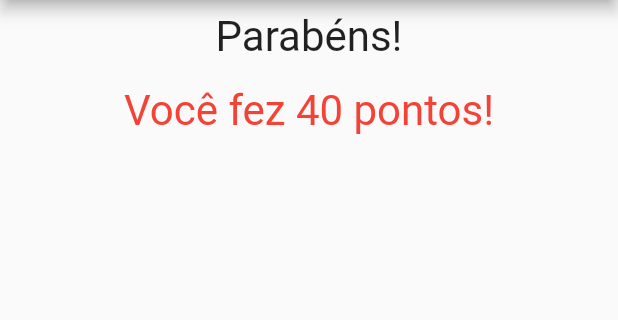
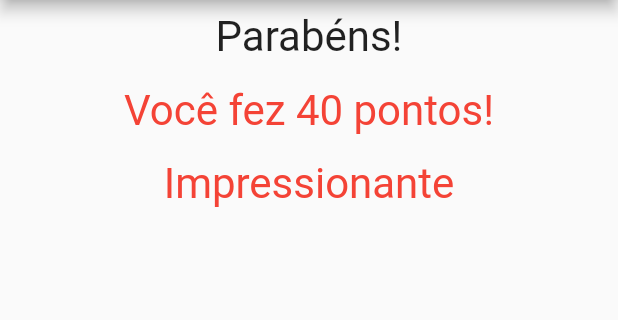
Before and after one commit to phabioas/projeto_perguntas, a Flutter app: the screen it shows after launch, after a tap on "branco", after a tap on "gato", after a tap on "outubro", on a phone screen of 412 x 824 dp, the part 84-404 px from its top. Run offline on Flutter 3.47's test engine with Material 2 defaults, Android fonts, the phone set to English and light mode, and no system bars.

Commit message:
Texto conforme a pontuação

```diff
--- a/lib/components/resultado.dart
+++ b/lib/components/resultado.dart
@@ -5,6 +5,22 @@ class Resultado extends StatelessWidget {
   final int somaResultado;
 
   Resultado({required this.somaResultado});
+
+  get textoResultado {
+    if (this.somaResultado <= 15) {
+      return 'Tente novamente';
+    }
+
+    if (this.somaResultado <= 30) {
+      return 'Você é bom';
+    }
+
+    if (this.somaResultado <= 45) {
+      return 'Impressionante';
+    }
+
+    return 'Você é extraordinário';
+  }
 
   @override
   Widget build(BuildContext context) {
@@ -19,6 +35,12 @@ class Resultado extends StatelessWidget {
             child: Text('Você fez ${this.somaResultado} pontos!',
                 style: TextStyle(fontSize: 28, color: Colors.red))),
       ),
+      Padding(
+        padding: const EdgeInsets.all(8.0),
+        child: Center(
+            child: Text(this.textoResultado,
+                style: TextStyle(fontSize: 28, color: Colors.red))),
+      ),
     ]);
   }
 }
```
